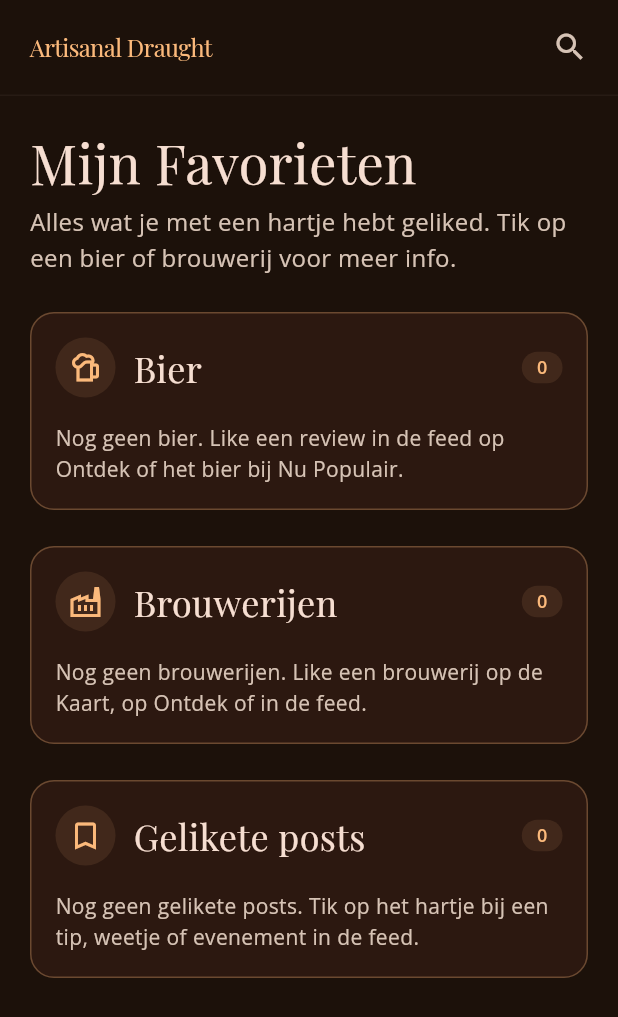
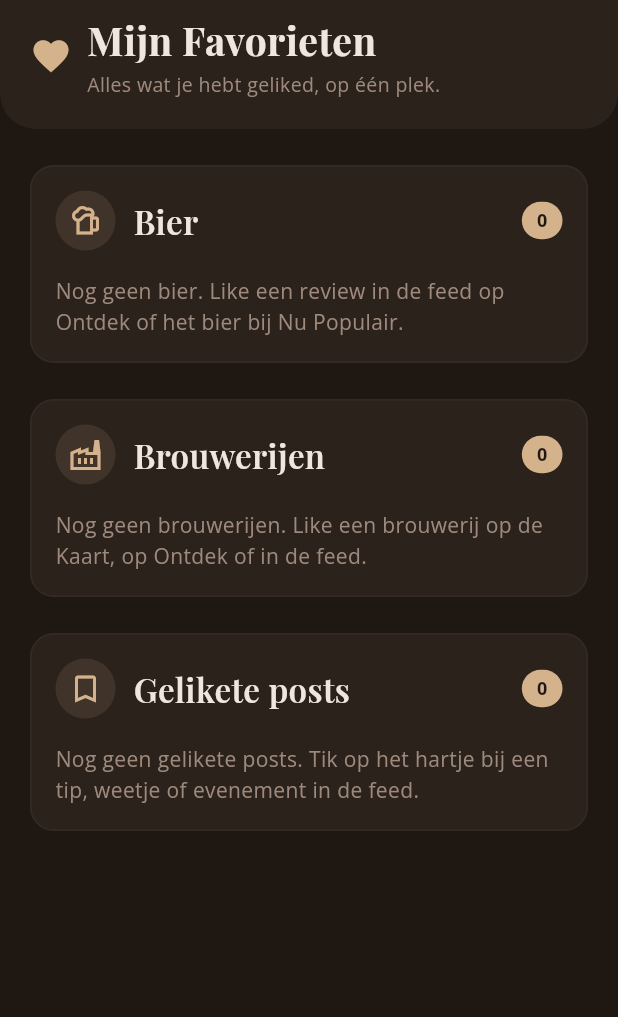
Before and after one commit to 6053472/Bierkompas, a Flutter app: the FavoritesPage screen opened directly, on a phone screen of 412 x 824 dp. Shown: the top 1017 px of the screen. Run offline on Flutter 3.47's test engine with Material 3 defaults, Android fonts, the phone set to English and light mode, and no system bars; our stand-ins replace cached_network_image, flutter_map, google_fonts, image_picker, latlong2, share_plus and 1 more; accounts and stored records are empty; project files that could hold a hidden picture were left out.

Commit message:
Favorieten-pagina: zelfde kleurenpalet als de rest van de app, beter design
- Losse "Artisanal Draught"-kleuren vervangen door het gedeelde palet
- Dubbele koptekst (topbar + los "Mijn Favorieten") samengevoegd tot één
  header, in dezelfde stijl als Evenementen (afgeronde kaart met icoon,
  titel en profielknop)
- Categorie-kaartjes en badges wat strakker gestyled

```diff
--- a/APP/BierKompas_Foundation_v0.1/lib/features/favorites/favorites_page.dart
+++ b/APP/BierKompas_Foundation_v0.1/lib/features/favorites/favorites_page.dart
@@ -9,12 +9,14 @@ import 'beers.dart';
 import 'favorites_service.dart';
 import '../../shared/profile_avatar_button.dart';
 
-// Kleuren uit het "Artisanal Draught" design system (DESIGN.md).
-const _background = Color(0xFF1C110A);
-const _primary = Color(0xFFFBB97B);
-const _onSurface = Color(0xFFF6DED1);
-const _onSurfaceVariant = Color(0xFFD6C3B5);
-const _outlineVariant = Color(0xFF51443A);
+// Zelfde kleurenpalet als de rest van de app (Profiel, Kaart, Agenda, Ontdek, ...).
+const _background = Color(0xFF1E1712);
+const _cardColor = Color(0xFF2C221C);
+const _primary = Color(0xFFD4B28C);
+const _onPrimary = Color(0xFF1E1712);
+const _onSurface = Color(0xFFEFE6DD);
+const _onSurfaceVariant = Color(0xFF9E8A7D);
+const _outlineVariant = Color(0xFF3E312A);
 
 /// Je favorieten in drie containers: bier, brouwerijen en gelikete posts.
 /// Een like op een post over een bier of brouwerij komt bij dat bier of die brouwerij;
@@ -132,7 +134,7 @@ class _FavoritesPageState extends State<FavoritesPage> {
         bottom: false,
         child: Column(
           children: [
-            _buildTopBar(),
+            _buildHeader(),
             Expanded(
               child: LayoutBuilder(
                 builder: (context, constraints) {
@@ -150,31 +152,38 @@ class _FavoritesPageState extends State<FavoritesPage> {
     );
   }
 
-  Widget _buildTopBar() {
+  Widget _buildHeader() {
     return Container(
-      height: 64,
-      padding: const EdgeInsets.symmetric(horizontal: 20),
       decoration: BoxDecoration(
-        color: _background,
-        border: Border(bottom: BorderSide(color: _outlineVariant.withOpacity(0.2))),
+        color: _cardColor,
+        borderRadius: const BorderRadius.only(
+          bottomLeft: Radius.circular(24),
+          bottomRight: Radius.circular(24),
+        ),
       ),
+      padding: const EdgeInsets.fromLTRB(20, 8, 20, 20),
       child: Row(
         children: [
+          const Icon(Icons.favorite, color: _primary, size: 28),
+          const SizedBox(width: 10),
           Expanded(
-            child: Text(
-              'Artisanal Draught',
-              style: GoogleFonts.playfairDisplay(
-                color: _primary,
-                fontSize: 16,
-                letterSpacing: -0.4,
-              ),
+            child: Column(
+              crossAxisAlignment: CrossAxisAlignment.start,
+              children: [
+                Text(
+                  'Mijn Favorieten',
+                  style: GoogleFonts.playfairDisplay(color: _onSurface, fontSize: 26, fontWeight: FontWeight.bold),
+                ),
+                const SizedBox(height: 2),
+                Text(
+                  'Alles wat je hebt geliked, op één plek.',
+                  style: GoogleFonts.openSans(color: _onSurfaceVariant, fontSize: 13),
+                ),
+              ],
             ),
           ),
-          const Icon(Icons.search, color: _onSurfaceVariant),
-          if (widget.onProfileTap != null) ...[
-            const SizedBox(width: 12),
-            ProfileAvatarButton(onTap: widget.onProfileTap!, avatarUrl: widget.avatarUrl, size: 32),
-          ],
+          if (widget.onProfileTap != null)
+            ProfileAvatarButton(onTap: widget.onProfileTap!, avatarUrl: widget.avatarUrl, size: 36),
         ],
       ),
     );
@@ -187,16 +196,6 @@ class _FavoritesPageState extends State<FavoritesPage> {
     return Column(
       crossAxisAlignment: CrossAxisAlignment.stretch,
       children: [
-        Text(
-          'Mijn Favorieten',
-          style: GoogleFonts.playfairDisplay(color: _onSurface, fontSize: 36, height: 40 / 36),
-        ),
-        const SizedBox(height: 8),
-        Text(
-          'Alles wat je met een hartje hebt geliked. Tik op een bier of brouwerij voor meer info.',
-          style: GoogleFonts.openSans(color: _onSurfaceVariant, fontSize: 16, height: 1.5),
-        ),
-        const SizedBox(height: 24),
         if (_loading)
           const Center(child: CircularProgressIndicator(color: _primary))
         else if (_error != null)
@@ -265,9 +264,9 @@ class _FavoritesPageState extends State<FavoritesPage> {
     return Container(
       padding: const EdgeInsets.all(16),
       decoration: BoxDecoration(
-        color: const Color(0xFF2C1810),
+        color: _cardColor,
         borderRadius: BorderRadius.circular(16),
-        border: Border.all(color: _primary.withOpacity(0.3)),
+        border: Border.all(color: _outlineVariant.withOpacity(0.5)),
       ),
       child: Column(
         crossAxisAlignment: CrossAxisAlignment.stretch,
@@ -278,24 +277,27 @@ class _FavoritesPageState extends State<FavoritesPage> {
                 width: 40,
                 height: 40,
                 decoration: BoxDecoration(
-                  color: _primary.withOpacity(0.1),
+                  color: _primary.withOpacity(0.12),
                   shape: BoxShape.circle,
                 ),
                 child: Icon(icon, color: _primary),
               ),
               const SizedBox(width: 12),
               Expanded(
-                child: Text(title, style: GoogleFonts.playfairDisplay(color: _onSurface, fontSize: 24)),
+                child: Text(
+                  title,
+                  style: GoogleFonts.playfairDisplay(color: _onSurface, fontSize: 22, fontWeight: FontWeight.w600),
+                ),
               ),
               Container(
-                padding: const EdgeInsets.symmetric(horizontal: 10, vertical: 2),
+                padding: const EdgeInsets.symmetric(horizontal: 10, vertical: 4),
                 decoration: BoxDecoration(
-                  color: _primary.withOpacity(0.1),
+                  color: _primary,
                   borderRadius: BorderRadius.circular(999),
                 ),
                 child: Text(
                   '$count',
-                  style: GoogleFonts.openSans(color: _primary, fontSize: 12, fontWeight: FontWeight.w600),
+                  style: GoogleFonts.openSans(color: _onPrimary, fontSize: 12, fontWeight: FontWeight.bold),
                 ),
               ),
             ],
@@ -380,7 +382,7 @@ class _FavoritesPageState extends State<FavoritesPage> {
       decoration: BoxDecoration(
         color: _background,
         borderRadius: BorderRadius.circular(12),
-        border: Border.all(color: _outlineVariant.withOpacity(0.3)),
+        border: Border.all(color: _outlineVariant.withOpacity(0.6)),
       ),
       clipBehavior: Clip.antiAlias,
       child: ExpansionTile(
--- a/APP/BierKompas_Foundation_v0.1/pubspec.yaml
+++ b/APP/BierKompas_Foundation_v0.1/pubspec.yaml
@@ -1,7 +1,7 @@
 name: bierkompas
 description: BierKompas Foundation v0.1
 publish_to: "none"
-version: 1.0.0+7
+version: 1.0.0+8
 
 environment:
   sdk: ">=3.5.0 <4.0.0"
--- a/opload/version.json
+++ b/opload/version.json
@@ -1 +1 @@
-{"app_name":"bierkompas","version":"1.0.0","build_number":"7","package_name":"bierkompas"}
+{"app_name":"bierkompas","version":"1.0.0","build_number":"8","package_name":"bierkompas"}
```
Also changed, not shown: 3 other files.
